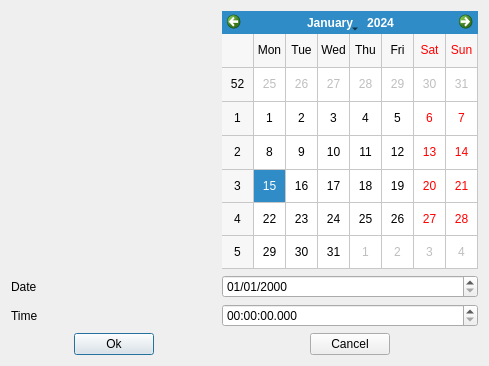
Above: graphysio/ui/datetime.ui from jaj42/GraPhysio before the change. Below: the same form after it.
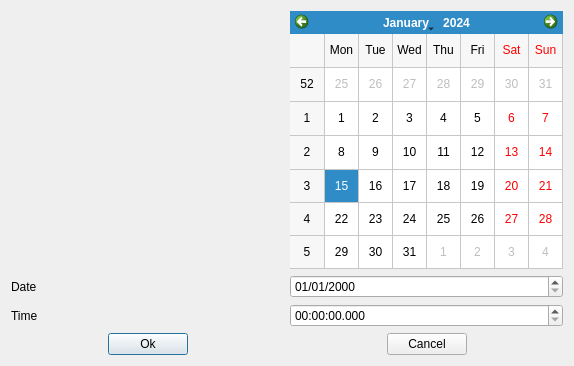
That is the form after the change.

```diff
--- a/graphysio/ui/datetime.ui
+++ b/graphysio/ui/datetime.ui
@@ -6,7 +6,7 @@
    <rect>
     <x>0</x>
     <y>0</y>
-    <width>489</width>
+    <width>574</width>
     <height>366</height>
    </rect>
   </property>
```
Left out of the diff: 6 changed lines with no effect on the pictures.
